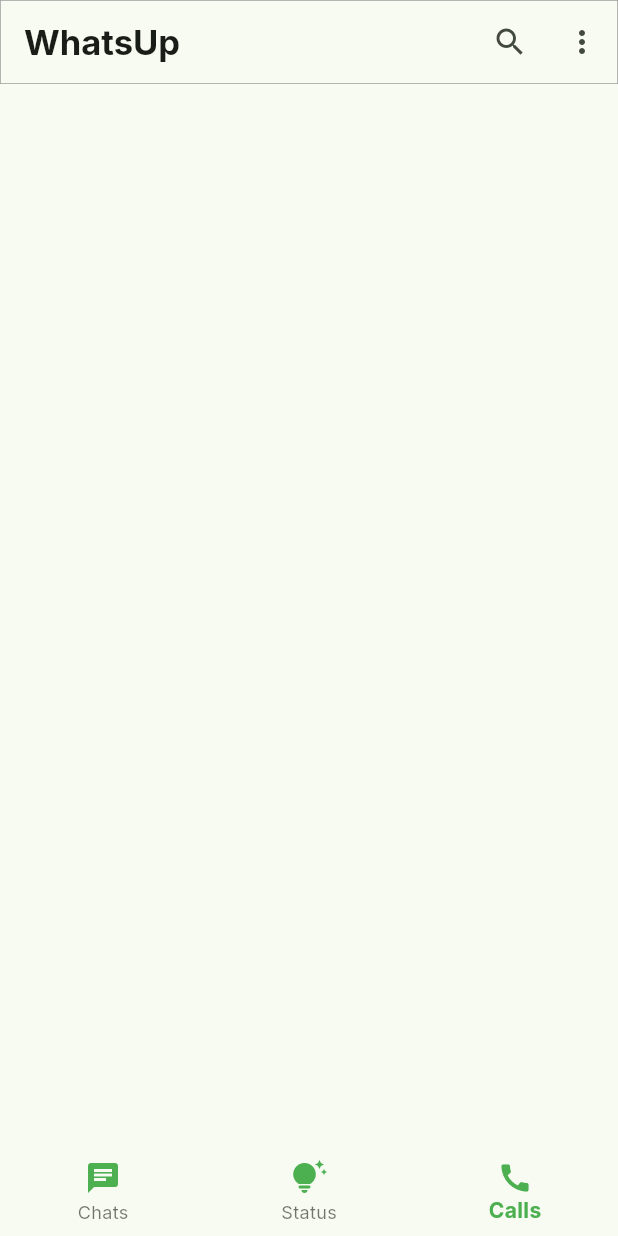
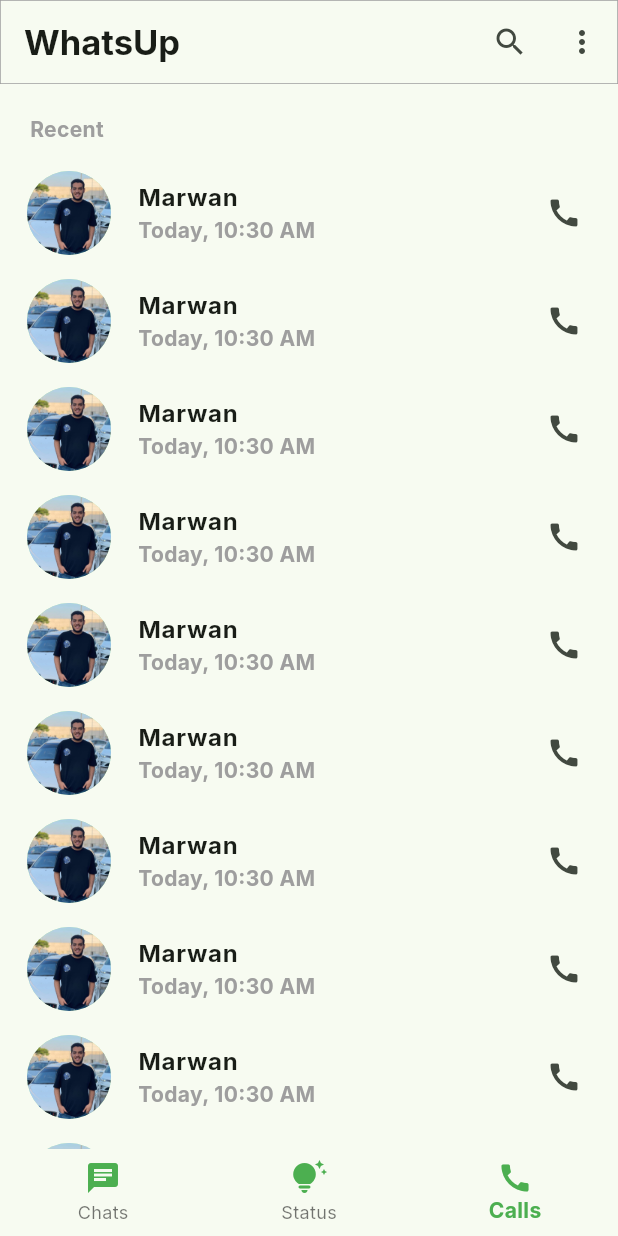
Before and after one commit to rowanibrahem/Chat_App, a Flutter app: the screen it shows after launch, item 3 of the bottom bar chosen, on a phone screen of 412 x 824 dp. Run offline on Flutter 3.47's test engine with Material 3 defaults, Android fonts, the light colour scheme and no system bars; our stand-ins replace fluttertoast, google_fonts.

Commit message:
-add calls page ui

```diff
--- /dev/null
+++ b/lib/features/calls/presentation/views/calls_view.dart
@@ -0,0 +1,11 @@
+import 'package:chatapp_mentor/features/calls/presentation/views/widgets/calls_view_body.dart';
+import 'package:flutter/material.dart';
+
+class CallsView extends StatelessWidget {
+  const CallsView({super.key});
+
+  @override
+  Widget build(BuildContext context) {
+    return const CallsViewBody();
+  }
+}
--- /dev/null
+++ b/lib/features/calls/presentation/views/widgets/calls_view_body.dart
@@ -0,0 +1,39 @@
+import 'package:chatapp_mentor/features/status/presentation/views/widgets/updates_state_title.dart';
+import 'package:flutter/material.dart';
+
+class CallsViewBody extends StatelessWidget {
+  const CallsViewBody({super.key});
+
+  @override
+  Widget build(BuildContext context) {
+    return ListView(
+      physics: const BouncingScrollPhysics(),
+      children: [
+        const GreyTitleWithPadding(title: 'Recent'),
+        ListView.builder(
+          itemCount: 15,
+          shrinkWrap: true,
+          physics: const NeverScrollableScrollPhysics(),
+          itemBuilder: (context, index) {
+            return const ListTile(
+              leading: CircleAvatar(
+                radius: 30,
+                backgroundImage: AssetImage('assets/images/marwan.jpg'),
+              ),
+              title: Text(
+                'Marwan',
+                style: TextStyle(fontWeight: FontWeight.bold),
+              ),
+              subtitle: Text(
+                'Today, 10:30 AM',
+                style:
+                    TextStyle(fontWeight: FontWeight.bold, color: Colors.grey),
+              ),
+              trailing: Icon(Icons.call),
+            );
+          },
+        ),
+      ],
+    );
+  }
+}
--- a/lib/features/home/presentation/views/home_view.dart
+++ b/lib/features/home/presentation/views/home_view.dart
@@ -1,3 +1,4 @@
+import 'package:chatapp_mentor/features/calls/presentation/views/calls_view.dart';
 import 'package:chatapp_mentor/features/home/presentation/views/widgets/home_body.dart';
 import 'package:chatapp_mentor/features/home/presentation/views/widgets/home_bottom_nav_bar.dart';
 import 'package:chatapp_mentor/features/home/presentation/views/widgets/home_view_appbar.dart';
@@ -16,7 +17,7 @@
   final List<Widget> pages = [
     const ChatView(),
     const StatusView(),
-    const SizedBox(),
+    const CallsView(),
   ];
   @override
   Widget build(BuildContext context) {
--- a/lib/features/status/presentation/views/widgets/status_view_body.dart
+++ b/lib/features/status/presentation/views/widgets/status_view_body.dart
@@ -14,14 +14,14 @@
       physics: const BouncingScrollPhysics(),
       children: const [
         AddStatusListTile(),
-        UpdatesStateTitle(title: 'Recent updates'),
+        GreyTitleWithPadding(title: 'Recent updates'),
         RecentUpdatesListView(),
         SizedBox(height: 10),
-        UpdatesStateTitle(title: 'Viewed updates'),
+        GreyTitleWithPadding(title: 'Viewed updates'),
         SizedBox(height: 10),
         ViewedUpdatesListView(),
         SizedBox(height: 10),
-        UpdatesStateTitle(title: 'Muted updates'),
+        GreyTitleWithPadding(title: 'Muted updates'),
         SizedBox(height: 10),
         MutedUpdatesListView(),
       ],
--- a/lib/features/status/presentation/views/widgets/updates_state_title.dart
+++ b/lib/features/status/presentation/views/widgets/updates_state_title.dart
@@ -1,7 +1,7 @@
 import 'package:flutter/material.dart';
 
-class UpdatesStateTitle extends StatelessWidget {
-  const UpdatesStateTitle({
+class GreyTitleWithPadding extends StatelessWidget {
+  const GreyTitleWithPadding({
     super.key,
     required this.title,
   });
```
